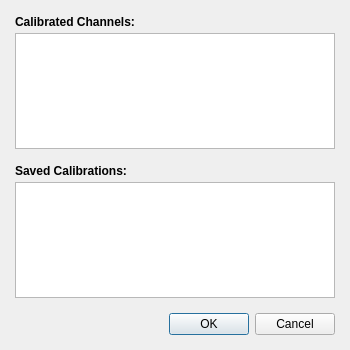
Terrabits/S2pExtractor, file getCalibrationDialog.ui: the form before one commit.
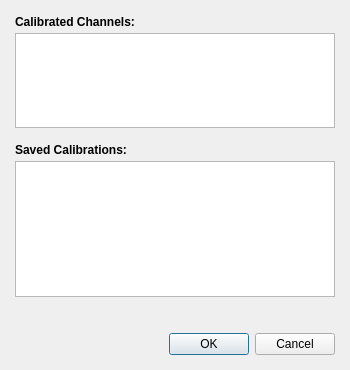
The form after the commit. Custom widgets are drawn as their Qt base class.

Commit message: Updated error checking, error messages

What changed in the file:
```diff
--- a/getCalibrationDialog.ui
+++ b/getCalibrationDialog.ui
@@ -7,7 +7,7 @@
     <x>0</x>
     <y>0</y>
     <width>350</width>
-    <height>350</height>
+    <height>370</height>
    </rect>
   </property>
   <property name="windowTitle">
@@ -133,6 +133,19 @@
         </property>
        </widget>
       </item>
+      <item>
+       <spacer name="verticalSpacer_4">
+        <property name="orientation">
+         <enum>Qt::Vertical</enum>
+        </property>
+        <property name="sizeHint" stdset="0">
+         <size>
+          <width>20</width>
+          <height>40</height>
+         </size>
+        </property>
+       </spacer>
+      </item>
      </layout>
     </widget>
    </item>
@@ -141,14 +154,27 @@
      <property name="orientation">
       <enum>Qt::Vertical</enum>
      </property>
+     <property name="sizeType">
+      <enum>QSizePolicy::Fixed</enum>
+     </property>
      <property name="sizeHint" stdset="0">
       <size>
        <width>20</width>
-       <height>40</height>
+       <height>5</height>
       </size>
      </property>
     </spacer>
    </item>
+   <item>
+    <widget class="RsaToolbox::ErrorLabel" name="error" native="true">
+     <property name="minimumSize">
+      <size>
+       <width>0</width>
+       <height>16</height>
+      </size>
+     </property>
+    </widget>
+   </item>
    <item>
     <spacer name="verticalSpacer">
      <property name="orientation">
@@ -174,6 +200,14 @@
    </item>
   </layout>
  </widget>
+ <customwidgets>
+  <customwidget>
+   <class>RsaToolbox::ErrorLabel</class>
+   <extends>QWidget</extends>
+   <header>ErrorLabel.h</header>
+   <container>1</container>
+  </customwidget>
+ </customwidgets>
  <tabstops>
   <tabstop>channels</tabstop>
   <tabstop>calGroups</tabstop>
```
The commit also changes 17 other files.
